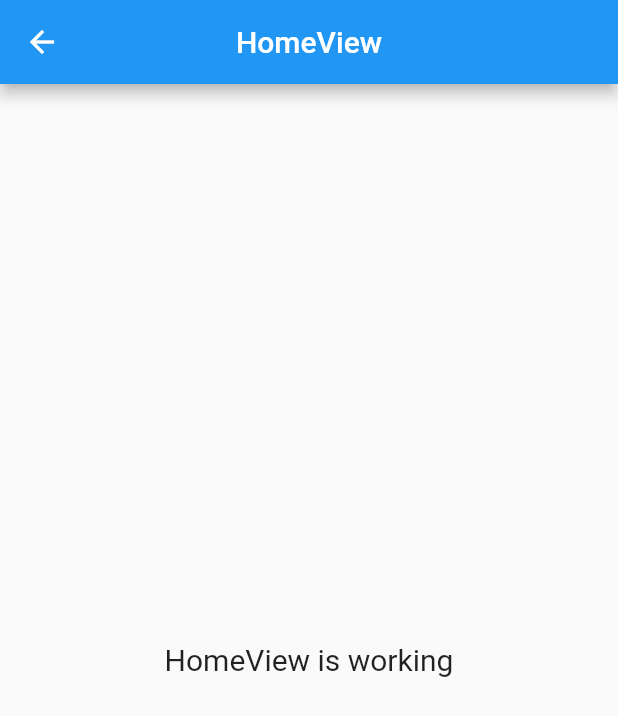
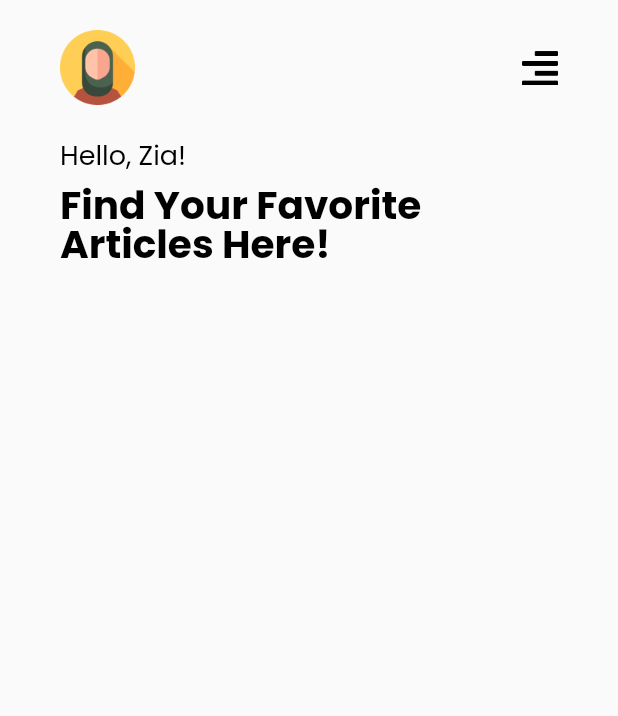
Before and after one commit to rsyd29/app_article, a Flutter app: the HomeView screen opened by its route, on a phone screen of 412 x 824 dp. Shown: the top 716 px of the screen. Run offline on Flutter 3.47's test engine with Material 2 defaults, Android fonts, the phone set to English and light mode, and no system bars; our stand-ins replace get, google_fonts, supercharged.

```diff
--- a/lib/app/modules/home/views/home_view.dart
+++ b/lib/app/modules/home/views/home_view.dart
@@ -1,3 +1,4 @@
+import 'package:app_article/shared/theme.dart';
 import 'package:flutter/material.dart';
 
 import 'package:get/get.dart';
@@ -8,16 +9,55 @@ class HomeView extends GetView<HomeController> {
   @override
   Widget build(BuildContext context) {
     return Scaffold(
-      appBar: AppBar(
-        title: Text('HomeView'),
-        centerTitle: true,
-      ),
-      body: Center(
-        child: Text(
-          'HomeView is working',
-          style: TextStyle(fontSize: 20),
+      body: SafeArea(
+          child: Container(
+        margin: EdgeInsets.symmetric(
+          horizontal: defaultMargin,
         ),
-      ),
+        child: Column(
+          crossAxisAlignment: CrossAxisAlignment.start,
+          children: [
+            Container(
+              margin: EdgeInsets.symmetric(vertical: 20),
+              child: Row(
+                mainAxisAlignment: MainAxisAlignment.spaceBetween,
+                children: [
+                  Container(
+                    width: 50,
+                    height: 50,
+                    decoration: BoxDecoration(
+                      image: DecorationImage(
+                        image: AssetImage('assets/images/ic_avatar.png'),
+                      ),
+                    ),
+                  ),
+                  Container(
+                    width: 24,
+                    height: 24,
+                    decoration: BoxDecoration(
+                      image: DecorationImage(
+                        image: AssetImage('assets/images/ic_hamburger.png'),
+                      ),
+                    ),
+                  ),
+                ],
+              ),
+            ),
+            Text(
+              "Hello, Zia!",
+              style: blackRegularFontStyle.copyWith(fontSize: 18),
+            ),
+            SizedBox(
+              height: 10,
+            ),
+            Text(
+              "Find Your Favorite\nArticles Here!",
+              style: blackBoldFontStyle.copyWith(fontSize: 26, height: 1),
+              textAlign: TextAlign.left,
+            ),
+          ],
+        ),
+      )),
     );
   }
 }
```
Also changed, not shown: lib/app/data/article.dart (added, +44 -0 lines), lib/app/data/category.dart (added, +31 -0 lines), assets/images/img_article-1.png (added), assets/images/img_article-2.png (added).
